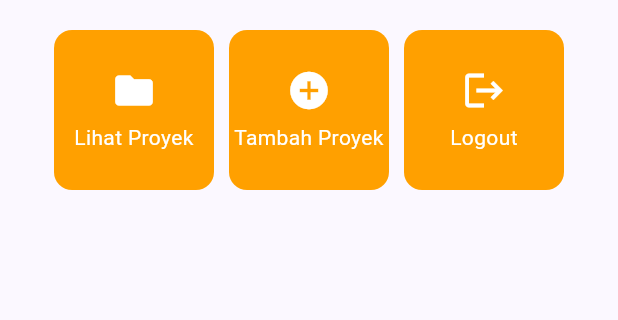
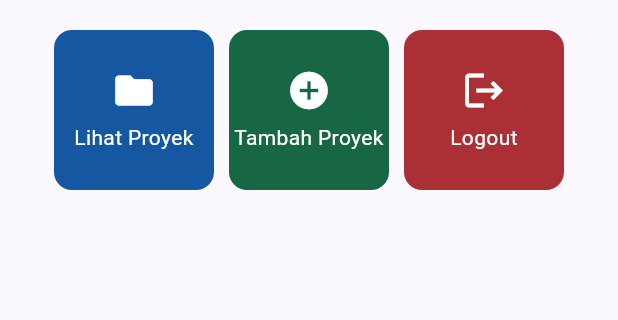
Before and after one commit to nashrikhalid/myportofolio_mobile, a Flutter app: the screen it shows after launch, on a phone screen of 412 x 824 dp, the part 327-647 px from its top. Run offline on Flutter 3.47's test engine with Material 3 defaults, Android fonts, the phone set to English and light mode, and no system bars.

Commit message:
feat: bedakan warna tiap aksi portofolio

```diff
--- a/lib/menu.dart
+++ b/lib/menu.dart
@@ -7,9 +7,9 @@ class MyHomePage extends StatelessWidget {
   final String nama = 'Nashri Khalid';
   final String kelas = 'PBP F';
   final List<ItemHomepage> items = const [
-    ItemHomepage('Lihat Proyek', Icons.folder),
-    ItemHomepage('Tambah Proyek', Icons.add_circle),
-    ItemHomepage('Logout', Icons.logout),
+    ItemHomepage('Lihat Proyek', Icons.folder, Color(0xFF1557A0)),
+    ItemHomepage('Tambah Proyek', Icons.add_circle, Color(0xFF176744)),
+    ItemHomepage('Logout', Icons.logout, Color(0xFFAB3035)),
   ];
 
   @override
@@ -78,10 +78,11 @@ class InfoCard extends StatelessWidget {
 }
 
 class ItemHomepage {
-  const ItemHomepage(this.name, this.icon);
+  const ItemHomepage(this.name, this.icon, this.color);
 
   final String name;
   final IconData icon;
+  final Color color;
 }
 
 class ItemCard extends StatelessWidget {
@@ -92,7 +93,7 @@ class ItemCard extends StatelessWidget {
   @override
   Widget build(BuildContext context) {
     return Material(
-      color: Theme.of(context).colorScheme.secondary,
+      color: item.color,
       borderRadius: BorderRadius.circular(12),
       clipBehavior: Clip.antiAlias,
       child: InkWell(
```
